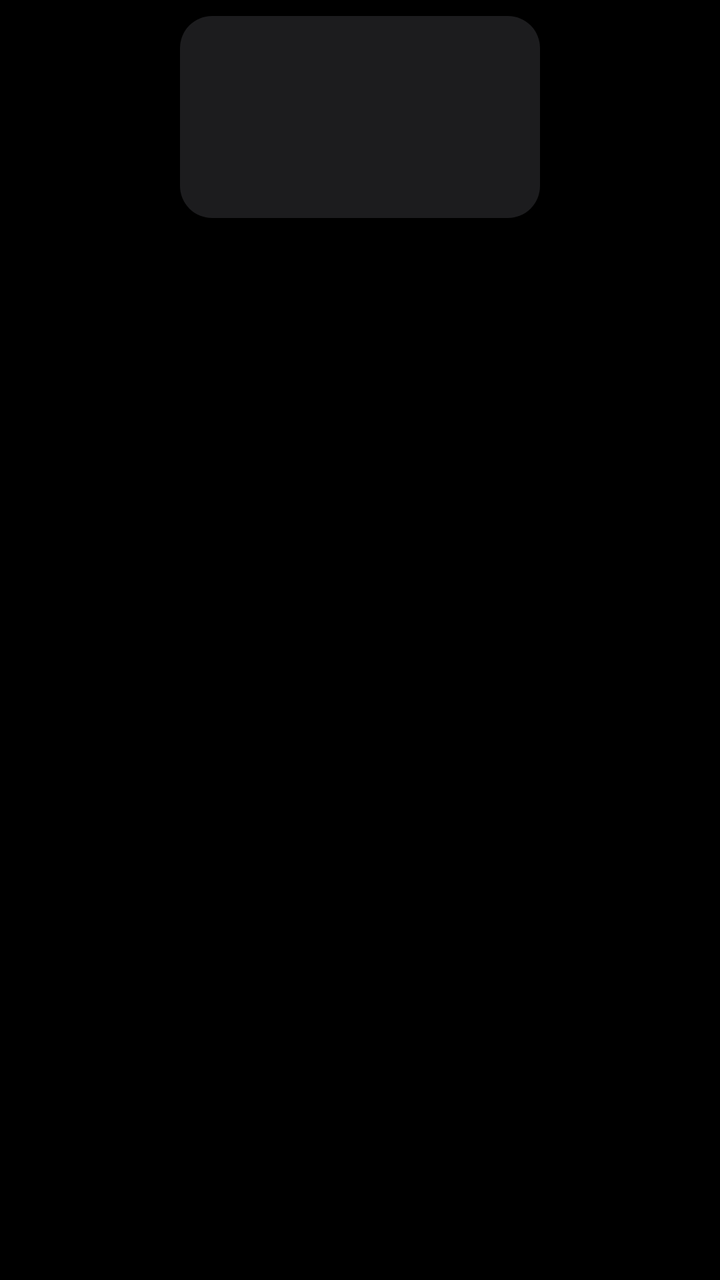
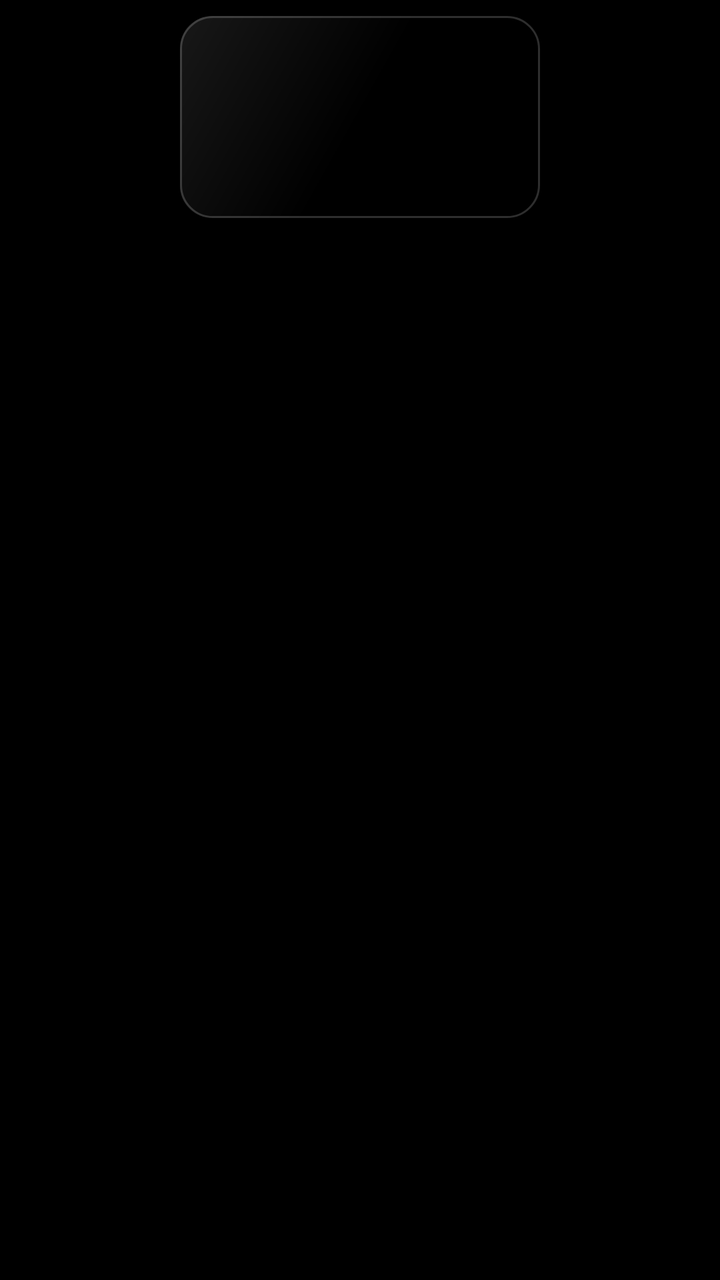

Before-and-after screenshots of an Android layout around one commit, followed by the original layout XML and the change that was made.
<!-- AndroidManifest.xml: application theme Theme.TvHome -->
<!-- res/layout/item_app.xml -->
<?xml version="1.0" encoding="utf-8"?>
<FrameLayout xmlns:android="http://schemas.android.com/apk/res/android"
    android:layout_width="match_parent"
    android:layout_height="wrap_content"
    android:paddingTop="8dp"
    android:paddingBottom="8dp"
    android:clipChildren="false"
    android:clipToPadding="false">

    <FrameLayout
        android:id="@+id/card"
        android:layout_width="180dp"
        android:layout_height="101dp"
        android:layout_gravity="center_horizontal|top"
        android:background="@drawable/tile_bg"
        android:focusable="true"
        android:clickable="true">

        <ImageView
            android:id="@+id/banner"
            android:layout_width="match_parent"
            android:layout_height="match_parent"
            android:scaleType="centerCrop"
            android:contentDescription="@null" />

        <ImageView
            android:id="@+id/icon"
            android:layout_width="48dp"
            android:layout_height="48dp"
            android:layout_gravity="center"
            android:layout_marginBottom="14dp"
            android:visibility="gone"
            android:contentDescription="@null" />

        <TextView
            android:id="@+id/label"
            android:layout_width="match_parent"
            android:layout_height="wrap_content"
            android:layout_gravity="bottom"
            android:paddingStart="10dp"
            android:paddingEnd="10dp"
            android:paddingBottom="8dp"
            android:gravity="center"
            android:singleLine="true"
            android:ellipsize="end"
            android:textColor="#FFFFFFFF"
            android:textSize="13sp"
            android:fontFamily="@font/outfit"
            android:visibility="gone" />
    </FrameLayout>

    <TextView
        android:id="@+id/name"
        android:layout_width="180dp"
        android:layout_height="22dp"
        android:layout_gravity="center_horizontal|top"
        android:layout_marginTop="108dp"
        android:gravity="center"
        android:singleLine="true"
        android:ellipsize="end"
        android:alpha="0"
        android:translationY="-6dp"
        android:textColor="#F2FFFFFF"
        android:textSize="14sp"
        android:fontFamily="@font/outfit"
        android:fontVariationSettings="'wght' 500"
        android:letterSpacing="0.02" />
</FrameLayout>
<!-- resources referenced by this layout -->
<resources>
  <!-- drawable tile_bg (drawable) -->
  <?xml version="1.0" encoding="utf-8"?>
  <shape xmlns:android="http://schemas.android.com/apk/res/android" android:shape="rectangle">
      <solid android:color="#FF1C1C1E" />
      <corners android:radius="16dp" />
  </shape>
  <style name="Theme.TvHome" parent="android:Theme.Material.NoActionBar.Fullscreen">
          <item name="android:windowBackground">@android:color/black</item>
          <item name="android:colorBackground">@android:color/black</item>
          <item name="android:windowAnimationStyle">@null</item>
      </style>
</resources>

<!-- the commit's change to res/layout/item_app.xml (unified diff, before → after) -->
@@ -13,6 +13,7 @@
         android:layout_height="101dp"
         android:layout_gravity="center_horizontal|top"
         android:background="@drawable/tile_bg"
+        android:foreground="@drawable/tile_edge"
         android:focusable="true"
         android:clickable="true">
 
<!-- resource entries referenced after the edit -->
@@ -3,9 +3,26 @@
   <!-- drawable tile_bg (drawable) -->
   <?xml version="1.0" encoding="utf-8"?>
   <shape xmlns:android="http://schemas.android.com/apk/res/android" android:shape="rectangle">
-      <solid android:color="#FF1C1C1E" />
+      <solid android:color="#FF000000" />
       <corners android:radius="16dp" />
   </shape>
+  <!-- drawable tile_edge (drawable) -->
+  <?xml version="1.0" encoding="utf-8"?>
+  <layer-list xmlns:android="http://schemas.android.com/apk/res/android">
+      <item>
+          <shape android:shape="rectangle">
+              <corners android:radius="16dp" />
+              <gradient android:type="linear" android:angle="315"
+                  android:startColor="#18FFFFFF" android:centerColor="#00FFFFFF" android:endColor="#00FFFFFF" />
+          </shape>
+      </item>
+      <item>
+          <shape android:shape="rectangle">
+              <corners android:radius="16dp" />
+              <stroke android:width="1dp" android:color="#2EFFFFFF" />
+          </shape>
+      </item>
+  </layer-list>
   <style name="Theme.TvHome" parent="android:Theme.Material.NoActionBar.Fullscreen">
           <item name="android:windowBackground">@android:color/black</item>
           <item name="android:colorBackground">@android:color/black</item>
